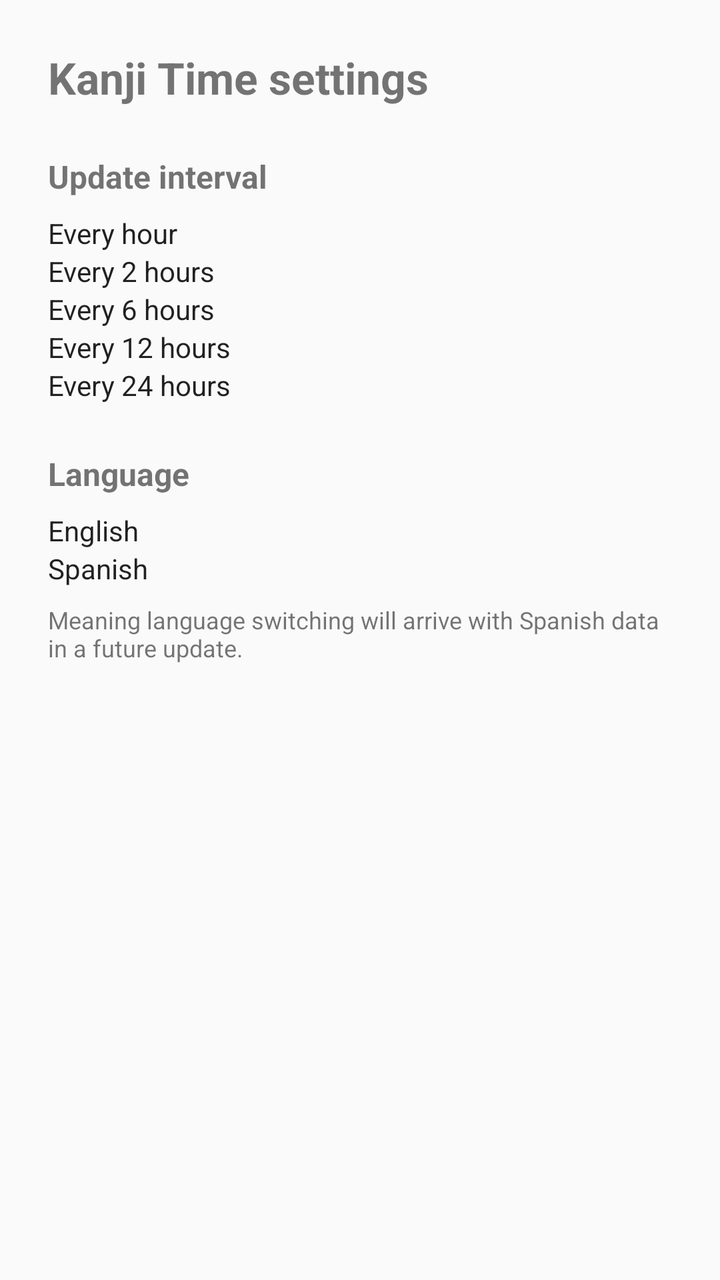
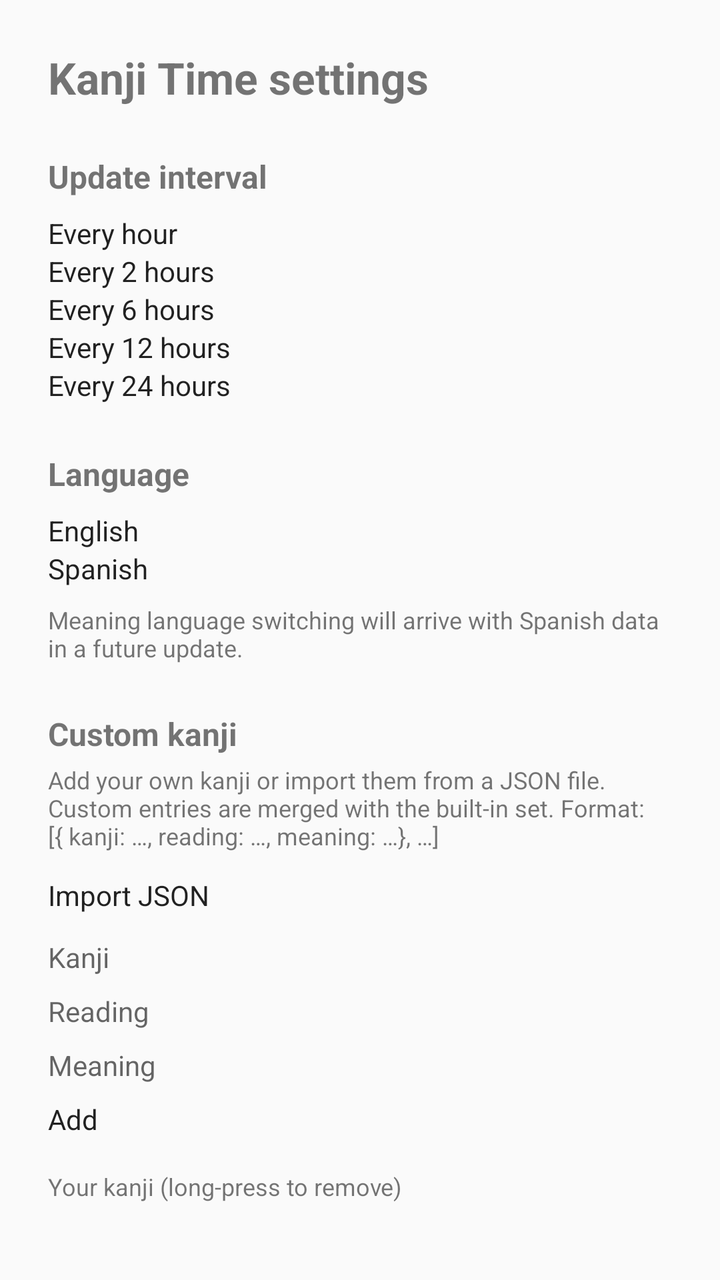

An Android layout rendered at two revisions. The XML below is the earlier revision; the diff shows what the commit changed to produce the second picture.
<!-- AndroidManifest.xml: application theme Theme.KanjiTime -->
<!-- res/layout/activity_settings.xml -->
<?xml version="1.0" encoding="utf-8"?>
<ScrollView xmlns:android="http://schemas.android.com/apk/res/android"
    android:layout_width="match_parent"
    android:layout_height="match_parent">

    <LinearLayout
        android:layout_width="match_parent"
        android:layout_height="wrap_content"
        android:orientation="vertical"
        android:padding="24dp">

        <TextView
            android:id="@+id/settings_title"
            android:layout_width="match_parent"
            android:layout_height="wrap_content"
            android:text="@string/settings_title"
            android:textSize="22sp"
            android:textStyle="bold" />

        <TextView
            android:layout_width="match_parent"
            android:layout_height="wrap_content"
            android:layout_marginTop="24dp"
            android:text="@string/interval_label"
            android:textSize="16sp"
            android:textStyle="bold" />

        <RadioGroup
            android:id="@+id/interval_group"
            android:layout_width="match_parent"
            android:layout_height="wrap_content"
            android:layout_marginTop="8dp">

            <RadioButton
                android:id="@+id/interval_1h"
                android:layout_width="match_parent"
                android:layout_height="wrap_content"
                android:text="@string/interval_1h" />

            <RadioButton
                android:id="@+id/interval_2h"
                android:layout_width="match_parent"
                android:layout_height="wrap_content"
                android:text="@string/interval_2h" />

            <RadioButton
                android:id="@+id/interval_6h"
                android:layout_width="match_parent"
                android:layout_height="wrap_content"
                android:text="@string/interval_6h" />

            <RadioButton
                android:id="@+id/interval_12h"
                android:layout_width="match_parent"
                android:layout_height="wrap_content"
                android:text="@string/interval_12h" />

            <RadioButton
                android:id="@+id/interval_24h"
                android:layout_width="match_parent"
                android:layout_height="wrap_content"
                android:text="@string/interval_24h" />
        </RadioGroup>

        <TextView
            android:layout_width="match_parent"
            android:layout_height="wrap_content"
            android:layout_marginTop="24dp"
            android:text="@string/language_label"
            android:textSize="16sp"
            android:textStyle="bold" />

        <RadioGroup
            android:id="@+id/language_group"
            android:layout_width="match_parent"
            android:layout_height="wrap_content"
            android:layout_marginTop="8dp">

            <RadioButton
                android:id="@+id/language_english"
                android:layout_width="match_parent"
                android:layout_height="wrap_content"
                android:text="@string/language_english" />

            <RadioButton
                android:id="@+id/language_spanish"
                android:layout_width="match_parent"
                android:layout_height="wrap_content"
                android:text="@string/language_spanish" />
        </RadioGroup>

        <TextView
            android:layout_width="match_parent"
            android:layout_height="wrap_content"
            android:layout_marginTop="8dp"
            android:text="@string/language_note"
            android:textSize="12sp" />
    </LinearLayout>
</ScrollView>
<!-- resources referenced by this layout -->
<resources>
  <string name="interval_12h">Every 12 hours</string>
  <string name="interval_1h">Every hour</string>
  <string name="interval_24h">Every 24 hours</string>
  <string name="interval_2h">Every 2 hours</string>
  <string name="interval_6h">Every 6 hours</string>
  <string name="interval_label">Update interval</string>
  <string name="language_english">English</string>
  <string name="language_label">Language</string>
  <string name="language_note">Meaning language switching will arrive with Spanish data in a future update.</string>
  <string name="language_spanish">Spanish</string>
  <string name="settings_title">Kanji Time settings</string>
  <style name="Theme.KanjiTime" parent="android:Theme.Material.Light" />
</resources>

<!-- the commit's change to res/layout/activity_settings.xml (unified diff, before → after) -->
@@ -95,5 +95,80 @@
             android:layout_marginTop="8dp"
             android:text="@string/language_note"
             android:textSize="12sp" />
+
+        <TextView
+            android:layout_width="match_parent"
+            android:layout_height="wrap_content"
+            android:layout_marginTop="24dp"
+            android:text="@string/custom_title"
+            android:textSize="16sp"
+            android:textStyle="bold" />
+
+        <TextView
+            android:layout_width="match_parent"
+            android:layout_height="wrap_content"
+            android:layout_marginTop="4dp"
+            android:text="@string/custom_note"
+            android:textSize="12sp" />
+
+        <Button
+            android:id="@+id/custom_import"
+            android:layout_width="match_parent"
+            android:layout_height="wrap_content"
+            android:layout_marginTop="12dp"
+            android:text="@string/custom_import" />
+
+        <EditText
+            android:id="@+id/edit_kanji"
+            android:layout_width="match_parent"
+            android:layout_height="wrap_content"
+            android:layout_marginTop="12dp"
+            android:hint="@string/custom_hint_kanji"
+            android:importantForAutofill="no"
+            android:inputType="text"
+            android:maxLength="8"
+            android:maxLines="1" />
+
+        <EditText
+            android:id="@+id/edit_reading"
+            android:layout_width="match_parent"
+            android:layout_height="wrap_content"
+            android:layout_marginTop="8dp"
+            android:hint="@string/custom_hint_reading"
+            android:importantForAutofill="no"
+            android:inputType="text"
+            android:maxLines="1" />
+
+        <EditText
+            android:id="@+id/edit_meaning"
+            android:layout_width="match_parent"
+            android:layout_height="wrap_content"
+            android:layout_marginTop="8dp"
+            android:hint="@string/custom_hint_meaning"
+            android:importantForAutofill="no"
+            android:inputType="text"
+            android:maxLines="1" />
+
+        <Button
+            android:id="@+id/custom_add"
+            android:layout_width="match_parent"
+            android:layout_height="wrap_content"
+            android:layout_marginTop="8dp"
+            android:text="@string/custom_add" />
+
+        <TextView
+            android:id="@+id/custom_list_label"
+            android:layout_width="match_parent"
+            android:layout_height="wrap_content"
+            android:layout_marginTop="16dp"
+            android:text="@string/custom_list_label"
+            android:textSize="12sp" />
+
+        <LinearLayout
+            android:id="@+id/custom_list"
+            android:layout_width="match_parent"
+            android:layout_height="wrap_content"
+            android:layout_marginTop="4dp"
+            android:orientation="vertical" />
     </LinearLayout>
 </ScrollView>
<!-- resource entries referenced after the edit -->
@@ -1,5 +1,13 @@
 <!-- resources referenced by this layout -->
 <resources>
+  <string name="custom_add">Add</string>
+  <string name="custom_hint_kanji">Kanji</string>
+  <string name="custom_hint_meaning">Meaning</string>
+  <string name="custom_hint_reading">Reading</string>
+  <string name="custom_import">Import JSON</string>
+  <string name="custom_list_label">Your kanji (long-press to remove)</string>
+  <string name="custom_note">Add your own kanji or import them from a JSON file. Custom entries are merged with the built-in set. Format: [{ "kanji": "…", "reading": "…", "meaning": "…" }, …]</string>
+  <string name="custom_title">Custom kanji</string>
   <string name="interval_12h">Every 12 hours</string>
   <string name="interval_1h">Every hour</string>
   <string name="interval_24h">Every 24 hours</string>
